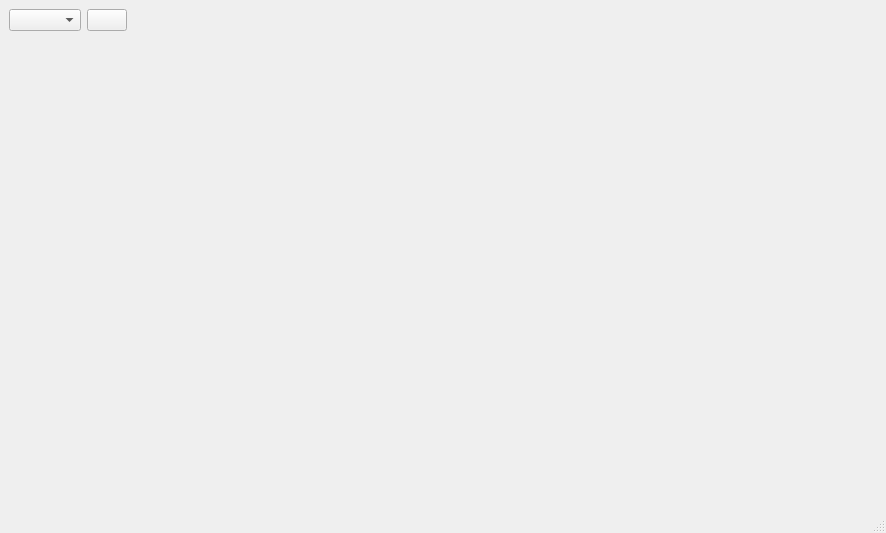
Before: the Qt Designer form design/inventory.ui in Winxkin/pyqt5_inventory, drawn with Qt 5.
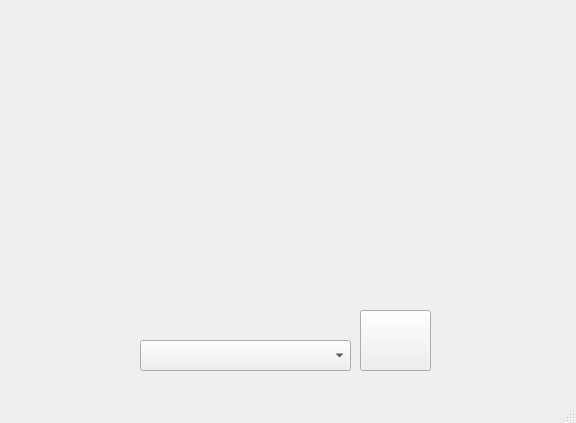
After: the same form once the commit is applied.

Commit message: add future inventory chart

What changed in the file:
```diff
--- a/design/inventory.ui
+++ b/design/inventory.ui
@@ -6,60 +6,50 @@
    <rect>
     <x>0</x>
     <y>0</y>
-    <width>886</width>
-    <height>533</height>
+    <width>576</width>
+    <height>423</height>
    </rect>
   </property>
   <property name="windowTitle">
    <string>Inventory Analysis</string>
   </property>
   <widget class="QWidget" name="centralwidget">
-   <layout class="QGridLayout" name="gridLayout">
-    <item row="0" column="0">
-     <layout class="QHBoxLayout" name="horizontalLayout">
-      <item>
-       <widget class="QComboBox" name="date_inventory_cb"/>
-      </item>
-      <item>
-       <widget class="QPushButton" name="search_btn">
-        <property name="text">
-         <string/>
-        </property>
-       </widget>
-      </item>
-      <item>
-       <spacer name="horizontalSpacer">
-        <property name="orientation">
-         <enum>Qt::Horizontal</enum>
-        </property>
-        <property name="sizeHint" stdset="0">
-         <size>
-          <width>40</width>
-          <height>20</height>
-         </size>
-        </property>
-       </spacer>
-      </item>
-     </layout>
-    </item>
-    <item row="1" column="0">
-     <layout class="QVBoxLayout" name="verticalLayout_2">
-      <item>
-       <spacer name="verticalSpacer">
-        <property name="orientation">
-         <enum>Qt::Vertical</enum>
-        </property>
-        <property name="sizeHint" stdset="0">
-         <size>
-          <width>20</width>
-          <height>40</height>
-         </size>
-        </property>
-       </spacer>
-      </item>
-     </layout>
-    </item>
-   </layout>
+   <widget class="QComboBox" name="date_inventory_cb">
+    <property name="geometry">
+     <rect>
+      <x>140</x>
+      <y>340</y>
+      <width>211</width>
+      <height>31</height>
+     </rect>
+    </property>
+   </widget>
+   <widget class="QPushButton" name="search_btn">
+    <property name="geometry">
+     <rect>
+      <x>360</x>
+      <y>310</y>
+      <width>71</width>
+      <height>61</height>
+     </rect>
+    </property>
+    <property name="text">
+     <string/>
+    </property>
+   </widget>
+   <widget class="QLabel" name="Analysis_logo">
+    <property name="geometry">
+     <rect>
+      <x>30</x>
+      <y>10</y>
+      <width>521</width>
+      <height>281</height>
+     </rect>
+    </property>
+    <property name="text">
+     <string/>
+    </property>
+   </widget>
   </widget>
   <widget class="QMenuBar" name="menubar">
    <property name="geometry">
```
Left out of the diff: 2 changed lines with no effect on the pictures. The commit also changes 7 other files.
